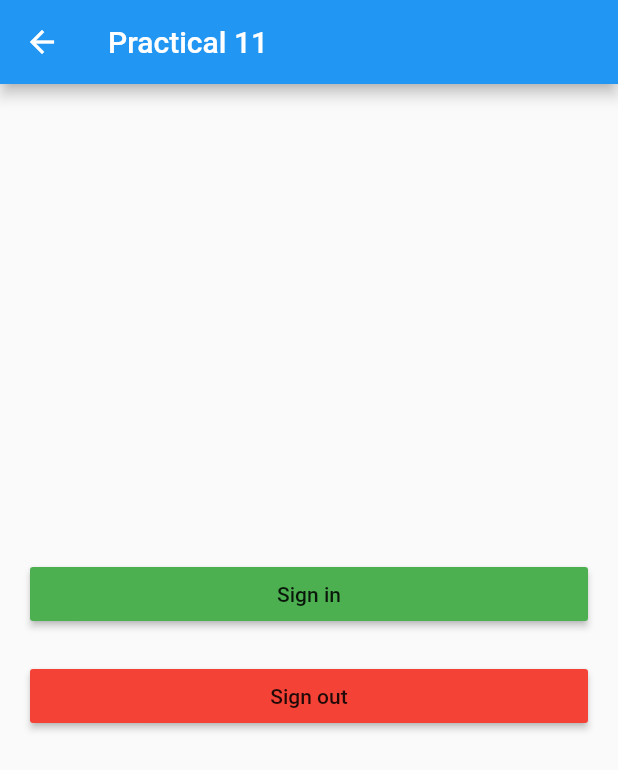
After one commit to Prashant12461246/FlutterApp, a Flutter app: the Practical11 screen opened directly, on a phone screen of 412 x 824 dp. The commit adds this screen. Shown: the top 770 px of the screen. Run offline on Flutter 3.47's test engine with Material 2 defaults, Android fonts, the phone set to English and light mode, and no system bars; our stand-ins replace cloud_firestore, firebase_auth, fluttertoast, google_sign_in; missing offline and left inert: carousel_widget, flutter_webview_plugin, speech_recognition, torch; accounts and stored records are empty.

Commit message:
Prashant12461246

```diff
--- /dev/null
+++ b/lib/Practical11.dart
@@ -0,0 +1,84 @@
+import 'package:flutter/material.dart';
+import 'package:firebase_auth/firebase_auth.dart';
+import 'package:google_sign_in/google_sign_in.dart';
+import 'dart:async';
+
+FirebaseUser data;
+
+class Practical11 extends StatefulWidget {
+  @override
+  _Practical11State createState() => _Practical11State();
+}
+
+class _Practical11State extends State<Practical11> {
+
+   final GoogleSignIn googleSignIn = new GoogleSignIn();
+   final FirebaseAuth _auth = FirebaseAuth.instance;
+
+  Future<FirebaseUser> _signIn() async{
+    GoogleSignInAccount googleSignInAccount = await googleSignIn.signIn();
+    GoogleSignInAuthentication gSA = await googleSignInAccount.authentication;
+
+    final AuthCredential credential = GoogleAuthProvider.getCredential(idToken: gSA.idToken, accessToken: gSA.accessToken);
+
+    final AuthResult authResult = await _auth.signInWithCredential(credential);
+     FirebaseUser user = authResult.user;
+
+    data = user;
+
+    print("User name: ${user.displayName}");
+    Navigator.push(context, MaterialPageRoute(builder: (context)=> new Openpage()));
+    return user;
+  }
+
+  void _signOut(){
+    googleSignIn.signOut();
+    print("sign out");
+  }
+  @override
+  Widget build(BuildContext context) {
+    return Scaffold(
+      appBar: AppBar(
+        title: Text("Practical 11"),
+      ),
+      body: new Padding(
+        padding: const EdgeInsets.all(20.0),
+        child: new Column(
+          mainAxisAlignment: MainAxisAlignment.center,
+          crossAxisAlignment: CrossAxisAlignment.stretch,
+          children: <Widget>[
+            new RaisedButton(
+              onPressed: ()=> _signIn(),
+              child: Text("Sign in"),
+              color: Colors.green,
+            ),
+
+            new Padding(padding: const EdgeInsets.all(10.0)),
+            new RaisedButton(
+              onPressed:_signOut,
+              child: Text("Sign out"),
+              color: Colors.red,
+            ),
+            new Padding(padding: const EdgeInsets.all(10.0)),
+          ],
+        ),
+      ),
+    );
+  }
+}
+
+class Openpage extends StatefulWidget {
+  @override
+  _OpenpageState createState() => _OpenpageState();
+}
+
+class _OpenpageState extends State<Openpage> {
+  @override
+  Widget build(BuildContext context) {
+    return Scaffold(
+      body: Center(
+        child: Text("User name: ${data.displayName}"),
+      ),
+    );
+  }
+}
--- a/pubspec.yaml
+++ b/pubspec.yaml
@@ -29,6 +29,7 @@ dependencies:
   cloud_firestore:
   flutter_staggered_grid_view:
   sso: ^0.2.0
+  speech_recognition: ^0.3.0+1
 
 
   # The following adds the Cupertino Icons font to your application.
```
Also changed, not shown: lib/DrawerOnly.dart (+16 -0 lines), lib/Practical10.dart (+2 -33 lines), lib/Practical12.dart (added, +139 -0 lines), pubspec.lock.
